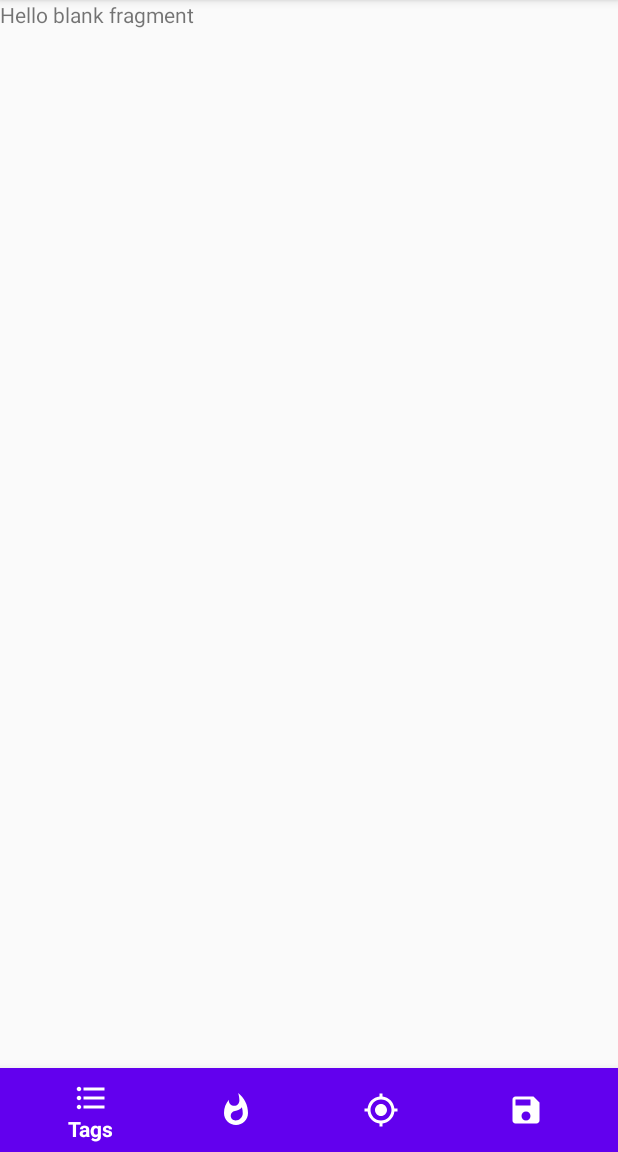
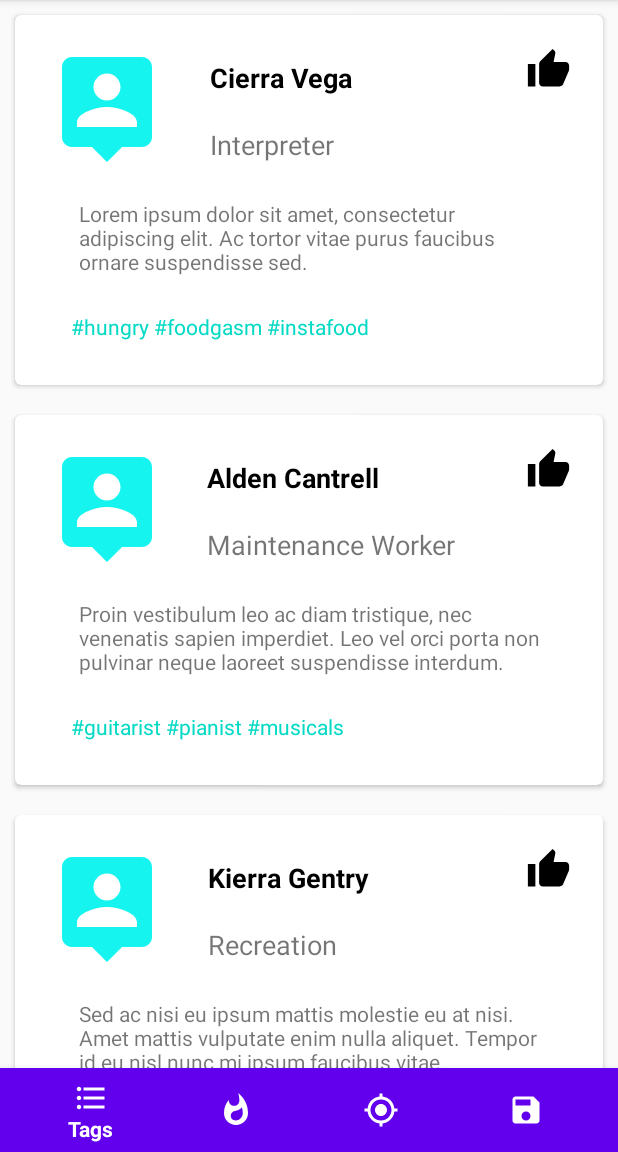
Before and after one commit to rhythmgupta16/Hello-Ji, an Android app: the fragment SavedFragment placed in its activity, on a phone screen of 412 x 824 dp, the part 84-1236 px from its top. Run offline under Robolectric (Android 15) with nearby library versions, the phone set to English and light mode, and no system bars; 1 statement that could not run was skipped.

Commit message:
Saved Fragment done

```diff
--- a/app/build.gradle
+++ b/app/build.gradle
@@ -33,6 +33,8 @@ dependencies {
     implementation 'com.facebook.android:facebook-android-sdk:4.20.0'
     implementation 'com.google.android.gms:play-services-auth:18.0.0'
     implementation 'com.google.android.material:material:1.1.0-alpha10'
+    implementation 'com.android.support:recyclerview-v7:24.2.1'
+    implementation 'com.android.support:cardview-v7:24.2.1'
     implementation 'androidx.legacy:legacy-support-v4:1.0.0'
     testImplementation 'junit:junit:4.12'
     androidTestImplementation 'androidx.test.ext:junit:1.1.1'
--- /dev/null
+++ b/app/src/main/java/com/example/helloji/DataNote.java
@@ -0,0 +1,37 @@
+package com.example.helloji;
+
+public class DataNote
+{
+    String text;
+    String post;
+    String name;
+    String hash;
+
+    public DataNote(String text, String post, String name, String hash)
+    {
+        this.text = text;
+        this.post = post;
+        this.name = name;
+        this.hash = hash;
+    }
+
+    public String getText()
+    {
+        return text;
+    }
+
+    public String getPost()
+    {
+        return post;
+    }
+
+    public String getName()
+    {
+        return name;
+    }
+
+    public String getHash()
+    {
+        return hash;
+    }
+}
--- /dev/null
+++ b/app/src/main/java/com/example/helloji/DataNoteInformation.java
@@ -0,0 +1,38 @@
+package com.example.helloji;
+
+public class DataNoteInformation
+{
+    public static String[] textArray = {
+            "Lorem ipsum dolor sit amet, consectetur adipiscing elit. Ac tortor vitae purus faucibus ornare suspendisse sed.",
+            "Proin vestibulum leo ac diam tristique, nec venenatis sapien imperdiet. Leo vel orci porta non pulvinar neque laoreet suspendisse interdum.",
+            "Sed ac nisi eu ipsum mattis molestie eu at nisi. Amet mattis vulputate enim nulla aliquet. Tempor id eu nisl nunc mi ipsum faucibus vitae. ",
+            "In vitae ipsum at purus auctor pharetra. Cras tincidunt lobortis feugiat vivamus at augue eget. ",
+            "Nulla ut dui eget leo facilisis porttitor. Praesent semper feugiat nibh sed pulvinar proin gravida.",
+
+    };
+
+    public static String[] postArray = {
+            "Interpreter",
+            "Maintenance Worker",
+            "Recreation",
+            "Electrical Engineer",
+            "School Counselor"
+    };
+
+    public static String[] nameArray = {
+            "Cierra Vega",
+            "Alden Cantrell",
+            "Kierra Gentry",
+            "Pierre Cox",
+            "Thomas Crane"
+    };
+
+    public static String[] hashArray = {
+            "#hungry #foodgasm #instafood",
+            "#guitarist #pianist #musicals",
+            "#artistic #artists #arte",
+            "#animal #nature #kittens",
+            "#photooftheday #likesforlike"
+    };
+
+}
--- a/app/src/main/java/com/example/helloji/SavedFragment.java
+++ b/app/src/main/java/com/example/helloji/SavedFragment.java
@@ -3,18 +3,27 @@ package com.example.helloji;
 import android.os.Bundle;
 
 import androidx.fragment.app.Fragment;
+import androidx.recyclerview.widget.LinearLayoutManager;
+import androidx.recyclerview.widget.RecyclerView;
 
 import android.view.LayoutInflater;
 import android.view.View;
 import android.view.ViewGroup;
+import android.widget.ImageView;
+import android.widget.ProgressBar;
+import android.widget.TextView;
+import android.widget.Toast;
+
+import java.util.ArrayList;
 
 
 /**
  * A simple {@link Fragment} subclass.
- * Use the {@link SavedFragment#newInstance} factory method to
  * create an instance of this fragment.
  */
-public class SavedFragment extends Fragment {
+public class SavedFragment extends Fragment
+{
+
     // TODO: Rename parameter arguments, choose names that match
     // the fragment initialization parameters, e.g. ARG_ITEM_NUMBER
     private static final String ARG_PARAM1 = "param1";
@@ -24,19 +33,13 @@ public class SavedFragment extends Fragment {
     private String mParam1;
     private String mParam2;
 
-    public SavedFragment() {
-        // Required empty public constructor
-    }
 
-    /**
-     * Use this factory method to create a new instance of
-     * this fragment using the provided parameters.
-     *
-     * @param param1 Parameter 1.
-     * @param param2 Parameter 2.
-     * @return A new instance of fragment SavedFragment.
-     */
-    // TODO: Rename and change types and number of parameters
+    private TextView mTextViewEmpty;
+    private ProgressBar mProgressBarLoading;
+    private ImageView mImageViewEmpty;
+    private RecyclerView mRecyclerView;
+    private ListAdapter mListadapter;
+
     public static SavedFragment newInstance(String param1, String param2) {
         SavedFragment fragment = new SavedFragment();
         Bundle args = new Bundle();
@@ -56,9 +59,95 @@ public class SavedFragment extends Fragment {
     }
 
     @Override
-    public View onCreateView(LayoutInflater inflater, ViewGroup container,
-                             Bundle savedInstanceState) {
-        // Inflate the layout for this fragment
-        return inflater.inflate(R.layout.fragment_saved, container, false);
+    public View onCreateView(LayoutInflater inflater, ViewGroup container, Bundle savedInstanceState)
+    {
+        View view = inflater.inflate(R.layout.fragment_saved, container, false);
+
+        mRecyclerView = (RecyclerView) view.findViewById(R.id.recyclerView);
+        mTextViewEmpty = (TextView)view.findViewById(R.id.textViewEmpty);
+        mImageViewEmpty = (ImageView)view.findViewById(R.id.imageViewEmpty);
+        mProgressBarLoading = (ProgressBar)view.findViewById(R.id.progressBarLoading);
+
+        final LinearLayoutManager layoutManager = new LinearLayoutManager(getActivity());
+        layoutManager.setOrientation(LinearLayoutManager.VERTICAL);
+        mRecyclerView.setLayoutManager(layoutManager);
+
+        ArrayList data = new ArrayList<DataNote>();
+        for (int i = 0; i < DataNoteInformation.nameArray.length; i++)
+        {
+            data.add(
+                    new DataNote
+                            (
+                                    DataNoteInformation.nameArray[i],
+                                    DataNoteInformation.textArray[i],
+                                    DataNoteInformation.postArray[i],
+                                    DataNoteInformation.hashArray[i]
+                            ));
+        }
+
+        mListadapter = new ListAdapter(data);
+        mRecyclerView.setAdapter(mListadapter);
+
+        return view;
+    }
+
+    public class ListAdapter extends RecyclerView.Adapter<ListAdapter.ViewHolder>
+    {
+        private ArrayList<DataNote> dataList;
+
+        public ListAdapter(ArrayList<DataNote> data)
+        {
+            this.dataList = data;
+        }
+
+        public class ViewHolder extends RecyclerView.ViewHolder
+        {
+            TextView textViewName;
+            TextView textViewText;
+            TextView textViewPost;
+            TextView textViewHash;
+
+            public ViewHolder(View itemView)
+            {
+                super(itemView);
+                this.textViewName = (TextView) itemView.findViewById(R.id.tvName);
+                this.textViewText = (TextView) itemView.findViewById(R.id.tvText);
+                this.textViewPost = (TextView) itemView.findViewById(R.id.tvPost);
+                this.textViewHash = (TextView) itemView.findViewById(R.id.tvHash);
+            }
+        }
+
+        @Override
+        public ListAdapter.ViewHolder onCreateViewHolder(ViewGroup parent, int viewType)
+        {
+            View view = LayoutInflater.from(parent.getContext()).inflate(R.layout.recyclerview_item, parent, false);
+
+            ViewHolder viewHolder = new ViewHolder(view);
+            return viewHolder;
+        }
+
+        @Override
+        public void onBindViewHolder(ListAdapter.ViewHolder holder, final int position)
+        {
+            holder.textViewName.setText(dataList.get(position).getText());
+            holder.textViewText.setText(dataList.get(position).getPost());
+            holder.textViewPost.setText(dataList.get(position).getName());
+            holder.textViewHash.setText(dataList.get(position).getHash());
+
+            holder.itemView.setOnClickListener(new View.OnClickListener()
+            {
+                @Override
+                public void onClick(View v)
+                {
+                    Toast.makeText(getActivity(), "Item " + position + " is clicked.", Toast.LENGTH_SHORT).show();
+                }
+            });
+        }
+
+        @Override
+        public int getItemCount()
+        {
+            return dataList.size();
+        }
     }
 }
--- /dev/null
+++ b/app/src/main/res/drawable/ic_like.xml
@@ -0,0 +1,9 @@
+<vector xmlns:android="http://schemas.android.com/apk/res/android"
+        android:width="24dp"
+        android:height="24dp"
+        android:viewportWidth="24.0"
+        android:viewportHeight="24.0">
+    <path
+        android:fillColor="#FF000000"
+        android:pathData="M1,21h4L5,9L1,9v12zM23,10c0,-1.1 -0.9,-2 -2,-2h-6.31l0.95,-4.57 0.03,-0.32c0,-0.41 -0.17,-0.79 -0.44,-1.06L14.17,1 7.59,7.59C7.22,7.95 7,8.45 7,9v10c0,1.1 0.9,2 2,2h9c0.83,0 1.54,-0.5 1.84,-1.22l3.02,-7.05c0.09,-0.23 0.14,-0.47 0.14,-0.73v-1.91l-0.01,-0.01L23,10z"/>
+</vector>
--- /dev/null
+++ b/app/src/main/res/drawable/ic_person.xml
@@ -0,0 +1,5 @@
+<vector android:height="24dp" android:tint="#15F4EE"
+    android:viewportHeight="24.0" android:viewportWidth="24.0"
+    android:width="24dp" xmlns:android="http://schemas.android.com/apk/res/android">
+    <path android:fillColor="#FF000000" android:pathData="M19,2L5,2c-1.11,0 -2,0.9 -2,2v14c0,1.1 0.89,2 2,2h4l3,3 3,-3h4c1.1,0 2,-0.9 2,-2L21,4c0,-1.1 -0.9,-2 -2,-2zM12,5.3c1.49,0 2.7,1.21 2.7,2.7 0,1.49 -1.21,2.7 -2.7,2.7 -1.49,0 -2.7,-1.21 -2.7,-2.7 0,-1.49 1.21,-2.7 2.7,-2.7zM18,16L6,16v-0.9c0,-2 4,-3.1 6,-3.1s6,1.1 6,3.1v0.9z"/>
+</vector>
--- /dev/null
+++ b/app/src/main/res/drawable/ic_speaker_black_24dp.xml
@@ -0,0 +1,9 @@
+<vector xmlns:android="http://schemas.android.com/apk/res/android"
+        android:width="24dp"
+        android:height="24dp"
+        android:viewportWidth="24.0"
+        android:viewportHeight="24.0">
+    <path
+        android:fillColor="#FF000000"
+        android:pathData="M17,2L7,2c-1.1,0 -2,0.9 -2,2v16c0,1.1 0.9,1.99 2,1.99L17,22c1.1,0 2,-0.9 2,-2L19,4c0,-1.1 -0.9,-2 -2,-2zM12,4c1.1,0 2,0.9 2,2s-0.9,2 -2,2c-1.11,0 -2,-0.9 -2,-2s0.89,-2 2,-2zM12,20c-2.76,0 -5,-2.24 -5,-5s2.24,-5 5,-5 5,2.24 5,5 -2.24,5 -5,5zM12,12c-1.66,0 -3,1.34 -3,3s1.34,3 3,3 3,-1.34 3,-3 -1.34,-3 -3,-3z"/>
+</vector>
--- a/app/src/main/res/layout/fragment_saved.xml
+++ b/app/src/main/res/layout/fragment_saved.xml
@@ -1,14 +1,42 @@
-<?xml version="1.0" encoding="utf-8"?>
-<FrameLayout xmlns:android="http://schemas.android.com/apk/res/android"
+<RelativeLayout xmlns:android="http://schemas.android.com/apk/res/android"
+    xmlns:app="http://schemas.android.com/apk/res-auto"
     xmlns:tools="http://schemas.android.com/tools"
     android:layout_width="match_parent"
-    android:layout_height="match_parent"
-    tools:context=".SavedFragment">
+    android:layout_height="match_parent">
 
-    <!-- TODO: Update blank fragment layout -->
-    <TextView
+    <androidx.recyclerview.widget.RecyclerView
+        xmlns:android="http://schemas.android.com/apk/res/android"
+        android:id="@+id/recyclerView"
         android:layout_width="match_parent"
         android:layout_height="match_parent"
-        android:text="@string/hello_blank_fragment" />
+        android:layout_centerHorizontal="true"
+        android:layout_centerVertical="true" />
 
-</FrameLayout>
+    <ProgressBar
+        android:id="@+id/progressBarLoading"
+        style="?android:attr/progressBarStyle"
+        android:layout_width="wrap_content"
+        android:layout_height="wrap_content"
+        android:layout_centerHorizontal="true"
+        android:layout_centerVertical="true"
+        android:visibility="gone" />
+
+    <ImageView
+        android:id="@+id/imageViewEmpty"
+        android:layout_width="wrap_content"
+        android:layout_height="wrap_content"
+        android:layout_centerHorizontal="true"
+        android:layout_centerVertical="true"
+        android:background="@drawable/ic_speaker_black_24dp"
+        android:visibility="gone" />
+
+    <TextView
+        android:id="@+id/textViewEmpty"
+        android:layout_width="wrap_content"
+        android:layout_height="wrap_content"
+        android:layout_below="@+id/imageViewEmpty"
+        android:layout_centerHorizontal="true"
+        android:text="NO_INFORMATION"
+        android:visibility="gone" />
+
+</RelativeLayout>
--- /dev/null
+++ b/app/src/main/res/layout/recyclerview_item.xml
@@ -0,0 +1,93 @@
+<?xml version="1.0" encoding="utf-8"?>
+<androidx.cardview.widget.CardView xmlns:android="http://schemas.android.com/apk/res/android"
+    xmlns:app="http://schemas.android.com/apk/res-auto"
+    xmlns:tools="http://schemas.android.com/tools"
+    android:layout_width="match_parent"
+    android:layout_height="wrap_content"
+    android:layout_margin="10dp"
+    android:foreground="?attr/selectableItemBackground"
+    app:cardCornerRadius="4dp">
+
+    <androidx.constraintlayout.widget.ConstraintLayout
+        android:layout_width="match_parent"
+        android:layout_height="match_parent"
+        android:orientation="horizontal"
+        android:padding="5dip">
+
+        <TextView
+            android:id="@+id/tvName"
+            android:layout_width="wrap_content"
+            android:layout_height="wrap_content"
+            android:layout_marginStart="16dp"
+            android:layout_marginTop="24dp"
+            android:text="Name"
+            android:textColor="#000000"
+            android:textSize="18sp"
+            android:textStyle="bold"
+            app:layout_constraintEnd_toEndOf="parent"
+            app:layout_constraintHorizontal_bias="0.071"
+            app:layout_constraintStart_toEndOf="@+id/ivImage"
+            app:layout_constraintTop_toTopOf="parent" />
+
+        <TextView
+            android:id="@+id/tvText"
+            android:layout_width="match_parent"
+            android:layout_height="wrap_content"
+            android:layout_marginStart="32dp"
+            android:layout_marginTop="24dp"
+            android:layout_marginEnd="32dp"
+            android:ellipsize="end"
+            android:maxLines="4"
+            android:paddingLeft="5dip"
+            android:text="Text"
+            app:layout_constraintEnd_toEndOf="parent"
+            app:layout_constraintStart_toStartOf="parent"
+            app:layout_constraintTop_toBottomOf="@+id/tvPost" />
+
+        <TextView
+            android:id="@+id/tvPost"
+            android:layout_width="wrap_content"
+            android:layout_height="wrap_content"
+            android:layout_marginTop="20dp"
+            android:text="Position"
+            android:textSize="18sp"
+            app:layout_constraintEnd_toEndOf="parent"
+            app:layout_constraintHorizontal_bias="0.0"
+            app:layout_constraintStart_toStartOf="@+id/tvName"
+            app:layout_constraintTop_toBottomOf="@+id/tvName" />
+
+        <ImageView
+            android:id="@+id/ivLike"
+            android:layout_width="30dp"
+            android:layout_height="30dp"
+            android:layout_marginTop="16dp"
+            android:layout_marginEnd="16dp"
+            android:backgroundTint="@color/colorAccent"
+            app:layout_constraintEnd_toEndOf="parent"
+            app:layout_constraintTop_toTopOf="parent"
+            app:srcCompat="@drawable/ic_like" />
+
+        <TextView
+            android:id="@+id/tvHash"
+            android:layout_width="wrap_content"
+            android:layout_height="wrap_content"
+            android:layout_marginTop="24dp"
+            android:layout_marginBottom="24dp"
+            android:text="HashTags"
+            android:textColor="@color/colorAccent"
+            app:layout_constraintBottom_toBottomOf="parent"
+            app:layout_constraintStart_toStartOf="@+id/tvText"
+            app:layout_constraintTop_toBottomOf="@+id/tvText" />
+
+        <ImageView
+            android:id="@+id/ivImage"
+            android:layout_width="80dp"
+            android:layout_height="80dp"
+            android:layout_marginStart="16dp"
+            android:layout_marginTop="16dp"
+            app:layout_constraintStart_toStartOf="parent"
+            app:layout_constraintTop_toTopOf="parent"
+            app:srcCompat="@drawable/ic_person" />
+
+    </androidx.constraintlayout.widget.ConstraintLayout>
+</androidx.cardview.widget.CardView>
```
Also changed, not shown: 1 other file.
